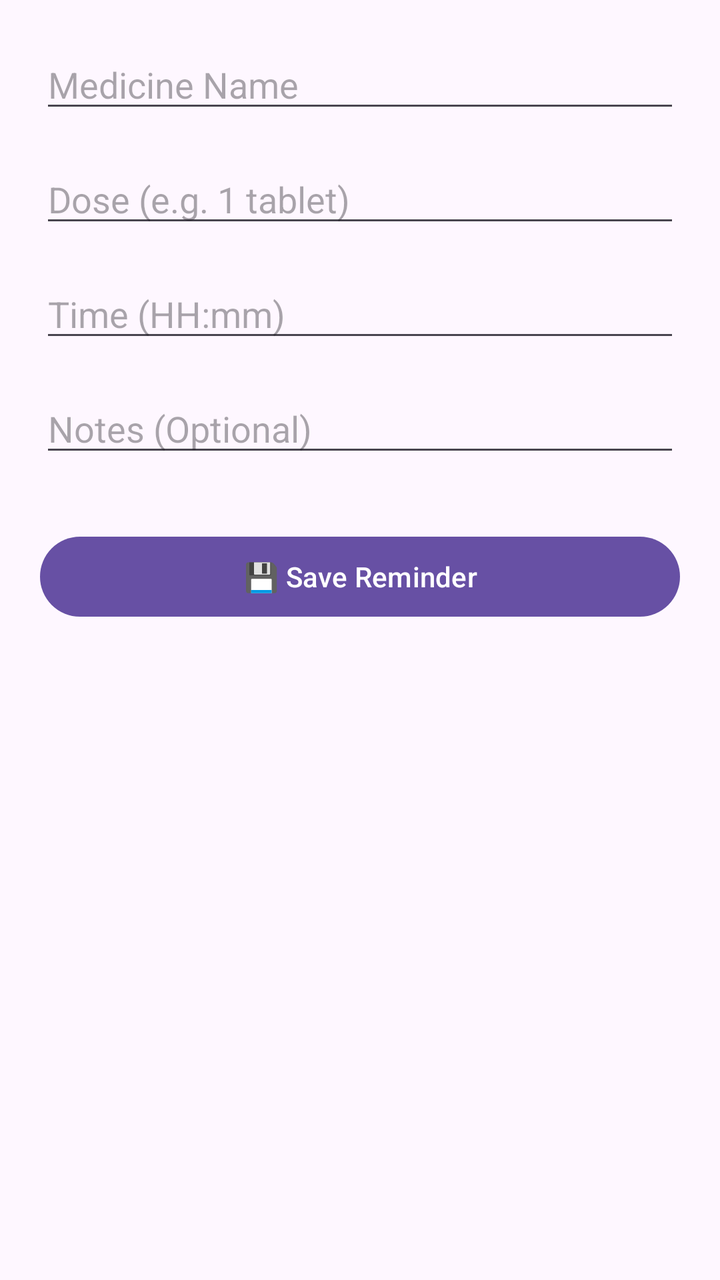
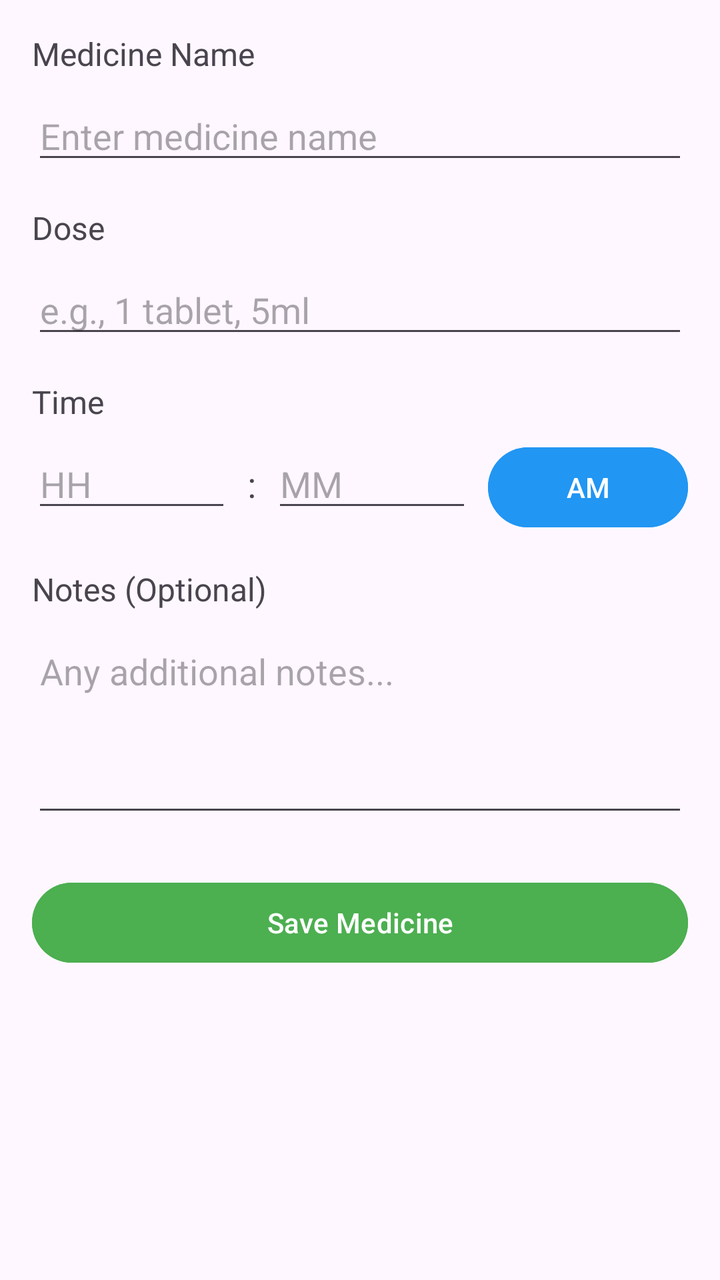

The first picture is an Android layout as it rendered before a commit; the second is the same layout after the commit. The layout source and the unified diff follow.
<!-- AndroidManifest.xml: application theme Theme.Material3.DayNight.NoActionBar -->
<!-- res/layout/activity_add_medicine.xml -->
<?xml version="1.0" encoding="utf-8"?>
<ScrollView xmlns:android="http://schemas.android.com/apk/res/android"
    android:layout_width="match_parent"
    android:layout_height="match_parent">

    <LinearLayout
        android:orientation="vertical"
        android:padding="20dp"
        android:layout_width="match_parent"
        android:layout_height="wrap_content">

        <EditText
            android:id="@+id/nameInput"
            android:hint="Medicine Name"
            android:inputType="textCapWords"
            android:layout_width="match_parent"
            android:layout_height="wrap_content"
            android:layout_marginBottom="16dp"/>

        <EditText
            android:id="@+id/doseInput"
            android:hint="Dose (e.g. 1 tablet)"
            android:layout_width="match_parent"
            android:layout_height="wrap_content"
            android:layout_marginBottom="16dp"/>

        <EditText
            android:id="@+id/timeInput"
            android:hint="Time (HH:mm)"
            android:inputType="time"
            android:layout_width="match_parent"
            android:layout_height="wrap_content"
            android:layout_marginBottom="16dp"/>

        <EditText
            android:id="@+id/notesInput"
            android:hint="Notes (Optional)"
            android:layout_width="match_parent"
            android:layout_height="wrap_content"
            android:layout_marginBottom="16dp"/>

        <Button
            android:id="@+id/saveBtn"
            android:layout_width="match_parent"
            android:layout_height="wrap_content"
            android:layout_marginTop="15dp"
            android:text="💾 Save Reminder" />
    </LinearLayout>
</ScrollView>
<!-- resources referenced by this layout -->
<resources>

</resources>

<!-- the commit's change to res/layout/activity_add_medicine.xml (unified diff, before → after) -->
@@ -1,49 +1,127 @@
 <?xml version="1.0" encoding="utf-8"?>
-<ScrollView xmlns:android="http://schemas.android.com/apk/res/android"
+<LinearLayout xmlns:android="http://schemas.android.com/apk/res/android"
     android:layout_width="match_parent"
-    android:layout_height="match_parent">
+    android:layout_height="match_parent"
+    android:orientation="vertical"
+    android:padding="16dp">
+
+    
+    <TextView
+        android:layout_width="match_parent"
+        android:layout_height="wrap_content"
+        android:text="Medicine Name"
+        android:textSize="16sp"
+        android:layout_marginBottom="8dp" />
+
+    <EditText
+        android:id="@+id/nameInput"
+        android:layout_width="match_parent"
+        android:layout_height="wrap_content"
+        android:hint="Enter medicine name"
+        android:inputType="textCapWords"
+        android:autofillHints="name" />
+
+    
+    <TextView
+        android:layout_width="match_parent"
+        android:layout_height="wrap_content"
+        android:text="Dose"
+        android:textSize="16sp"
+        android:layout_marginTop="16dp"
+        android:layout_marginBottom="8dp" />
+
+    <EditText
+        android:id="@+id/doseInput"
+        android:layout_width="match_parent"
+        android:layout_height="wrap_content"
+        android:hint="e.g., 1 tablet, 5ml"
+        android:inputType="text"
+        android:autofillHints="none" />
+
+    
+    <TextView
+        android:layout_width="match_parent"
+        android:layout_height="wrap_content"
+        android:text="Time"
+        android:textSize="16sp"
+        android:layout_marginTop="16dp"
+        android:layout_marginBottom="8dp" />
 
     <LinearLayout
-        android:orientation="vertical"
-        android:padding="20dp"
         android:layout_width="match_parent"
-        android:layout_height="wrap_content">
+        android:layout_height="wrap_content"
+        android:orientation="horizontal">
 
+        
         <EditText
-            android:id="@+id/nameInput"
-            android:hint="Medicine Name"
-            android:inputType="textCapWords"
-            android:layout_width="match_parent"
+            android:id="@+id/hourInput"
+            android:layout_width="0dp"
             android:layout_height="wrap_content"
-            android:layout_marginBottom="16dp"/>
+            android:layout_weight="1"
+            android:hint="HH"
+            android:inputType="number"
+            android:maxLength="2"
+            android:autofillHints="none" />
 
+        <TextView
+            android:layout_width="wrap_content"
+            android:layout_height="wrap_content"
+            android:text=":"
+            android:textSize="18sp"
+            android:gravity="center"
+            android:paddingStart="8dp"
+            android:paddingEnd="8dp" />
+
+        
         <EditText
-            android:id="@+id/doseInput"
-            android:hint="Dose (e.g. 1 tablet)"
-            android:layout_width="match_parent"
+            android:id="@+id/minuteInput"
+            android:layout_width="0dp"
             android:layout_height="wrap_content"
-            android:layout_marginBottom="16dp"/>
+            android:layout_weight="1"
+            android:hint="MM"
+            android:inputType="number"
+            android:maxLength="2"
+            android:autofillHints="none" />
 
-        <EditText
-            android:id="@+id/timeInput"
-            android:hint="Time (HH:mm)"
-            android:inputType="time"
-            android:layout_width="match_parent"
+        
+        <Button
+            android:id="@+id/ampmBtn"
+            android:layout_width="0dp"
             android:layout_height="wrap_content"
-            android:layout_marginBottom="16dp"/>
+            android:layout_weight="1"
+            android:text="AM"
+            android:layout_marginStart="8dp"
+            android:backgroundTint="#2196F3"
+            android:textColor="@android:color/white" />
 
-        <EditText
-            android:id="@+id/notesInput"
-            android:hint="Notes (Optional)"
-            android:layout_width="match_parent"
-            android:layout_height="wrap_content"
-            android:layout_marginBottom="16dp"/>
+    </LinearLayout>
 
-        <Button
-            android:id="@+id/saveBtn"
-            android:layout_width="match_parent"
-            android:layout_height="wrap_content"
-            android:layout_marginTop="15dp"
-            android:text="💾 Save Reminder" />
-    </LinearLayout>
-</ScrollView>
+    
+    <TextView
+        android:layout_width="match_parent"
+        android:layout_height="wrap_content"
+        android:text="Notes (Optional)"
+        android:textSize="16sp"
+        android:layout_marginTop="16dp"
+        android:layout_marginBottom="8dp" />
+
+    <EditText
+        android:id="@+id/notesInput"
+        android:layout_width="match_parent"
+        android:layout_height="100dp"
+        android:hint="Any additional notes..."
+        android:inputType="textMultiLine"
+        android:gravity="top"
+        android:autofillHints="none" />
+
+    
+    <Button
+        android:id="@+id/saveBtn"
+        android:layout_width="match_parent"
+        android:layout_height="wrap_content"
+        android:text="Save Medicine"
+        android:layout_marginTop="24dp"
+        android:backgroundTint="#4CAF50"
+        android:textColor="@android:color/white" />
+
+</LinearLayout>
